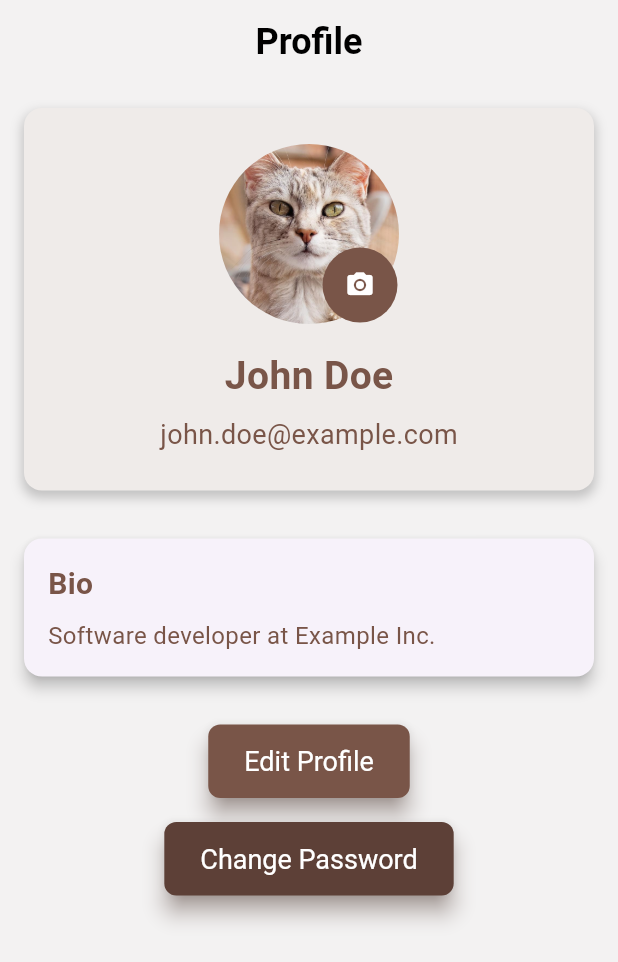
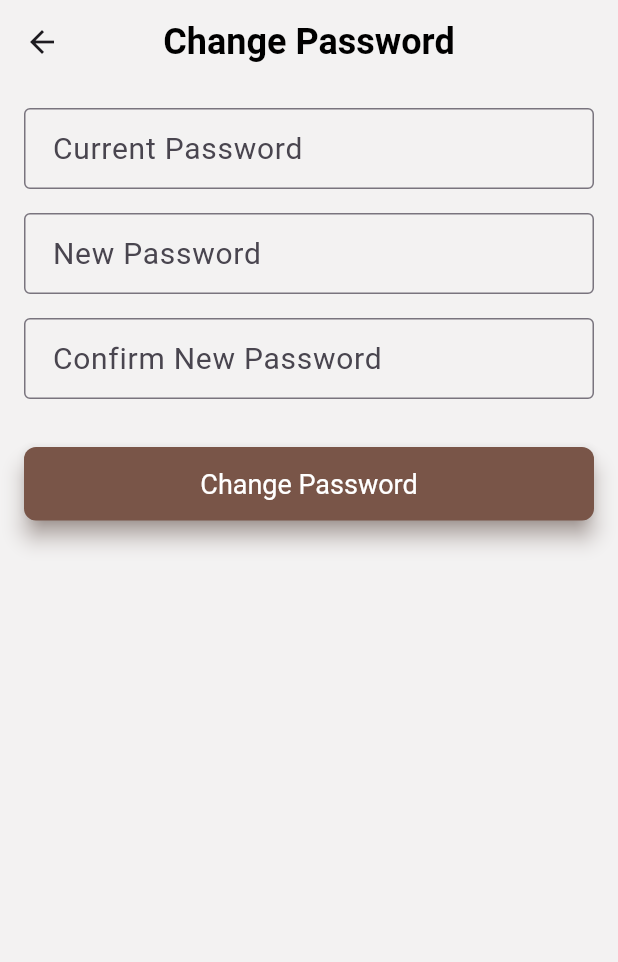
Before and after one commit to ST60002CEM/batch32b-Nishmaa93, a Flutter app: the ProfileView screen opened directly, after a tap on "Change Password", on a phone screen of 412 x 824 dp. Shown: the top 962 px of the screen. Run offline on Flutter 3.47's test engine with Material 3 defaults, Android fonts, the light colour scheme and no system bars; our stand-ins replace dartz, dio, equatable, flutter_riverpod, hive_flutter, pretty_dio_logger and 2 more; accounts and stored records are empty; Roboto replaces fonts that are missing (Montserrat).

Commit message:
Change Password UI

```diff
--- /dev/null
+++ b/lib/features/profile/presentation/view/change_password_view.dart
@@ -0,0 +1,115 @@
+import 'package:flutter/material.dart';
+import 'package:flutter_riverpod/flutter_riverpod.dart';
+import 'package:kaamkuro/core/common/my_snackbar.dart';
+
+class ChangePasswordView extends ConsumerStatefulWidget {
+  @override
+  _ChangePasswordViewState createState() => _ChangePasswordViewState();
+}
+
+class _ChangePasswordViewState extends ConsumerState<ChangePasswordView> {
+  final _formKey = GlobalKey<FormState>();
+  String? _currentPassword;
+  String? _newPassword;
+  String? _confirmPassword;
+
+  @override
+  Widget build(BuildContext context) {
+    return Scaffold(
+      appBar: AppBar(
+        title: Text(
+          'Change Password',
+          style: TextStyle(
+              color: Colors.black, fontWeight: FontWeight.bold, fontSize: 24),
+        ),
+      ),
+      body: Padding(
+        padding: const EdgeInsets.all(16.0),
+        child: Form(
+          key: _formKey,
+          child: Column(
+            crossAxisAlignment: CrossAxisAlignment.stretch,
+            children: [
+              TextFormField(
+                obscureText: true,
+                decoration: InputDecoration(
+                  labelText: 'Current Password',
+                ),
+                onChanged: (value) {
+                  setState(() {
+                    _currentPassword = value;
+                  });
+                },
+                validator: (value) {
+                  if (value == null || value.isEmpty) {
+                    return 'Please enter your current password';
+                  }
+                  return null;
+                },
+              ),
+              SizedBox(height: 16.0),
+              TextFormField(
+                obscureText: true,
+                decoration: InputDecoration(
+                  labelText: 'New Password',
+                ),
+                onChanged: (value) {
+                  setState(() {
+                    _newPassword = value;
+                  });
+                },
+                validator: (value) {
+                  if (value == null || value.isEmpty) {
+                    return 'Please enter a new password';
+                  } else if (value.length < 6) {
+                    return 'Password must be at least 6 characters';
+                  }
+                  return null;
+                },
+              ),
+              SizedBox(height: 16.0),
+              TextFormField(
+                obscureText: true,
+                decoration: InputDecoration(
+                  labelText: 'Confirm New Password',
+                ),
+                onChanged: (value) {
+                  setState(() {
+                    _confirmPassword = value;
+                  });
+                },
+                validator: (value) {
+                  if (value != _newPassword) {
+                    return 'Passwords do not match';
+                  }
+                  return null;
+                },
+              ),
+              SizedBox(height: 32.0),
+              ElevatedButton(
+                onPressed: () {
+                  if (_formKey.currentState!.validate()) {
+                    // Handle apply functionality
+                    showMySnackBar(message: 'Password has been changed.');
+                  }
+                },
+                style: ElevatedButton.styleFrom(
+                  backgroundColor: Colors.brown,
+                  padding:
+                      const EdgeInsets.symmetric(horizontal: 24, vertical: 14),
+                  textStyle: const TextStyle(fontSize: 18),
+                  shape: RoundedRectangleBorder(
+                    borderRadius: BorderRadius.circular(8),
+                  ),
+                  elevation: 6,
+                  shadowColor: Colors.brown.shade400,
+                ),
+                child: const Text('Change Password'),
+              )
+            ],
+          ),
+        ),
+      ),
+    );
+  }
+}
--- a/lib/features/profile/presentation/view/profile_view.dart
+++ b/lib/features/profile/presentation/view/profile_view.dart
@@ -1,5 +1,6 @@
 import 'package:flutter/material.dart';
 import 'package:flutter_riverpod/flutter_riverpod.dart';
+import 'package:kaamkuro/features/profile/presentation/view/change_password_view.dart';
 import 'package:kaamkuro/features/profile/presentation/viewmodel/profile_view_model.dart';
 
 class ProfileView extends ConsumerStatefulWidget {
@@ -173,11 +174,11 @@ class _ProfileViewState extends ConsumerState<ProfileView> {
                         child: ElevatedButton(
                           onPressed: () {
                             // Navigate to change password screen
-                            // Navigator.push(
-                            //   context,
-                            //   MaterialPageRoute(
-                            //       builder: (context) => ChangePasswordView()),
-                            // );
+                            Navigator.push(
+                              context,
+                              MaterialPageRoute(
+                                  builder: (context) => ChangePasswordView()),
+                            );
                           },
                           style: ElevatedButton.styleFrom(
                             backgroundColor: Colors.brown.shade700,
```
Also changed, not shown: lib/features/profile/presentation/view/edit_profile_view.dart (added).
